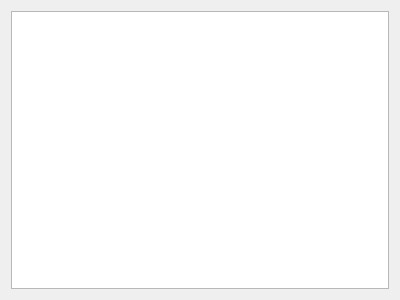
elpaso/qgis-connect-plugin, file boundlessconnect/ui/welcomepagebase.ui: the form before one commit.
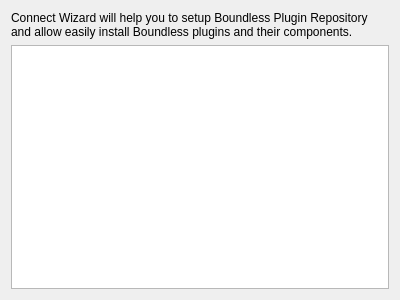
The form after the commit.

Commit message: add more information about Connect wizard to the welcome page

Patch:
```diff
--- a/boundlessconnect/ui/welcomepagebase.ui
+++ b/boundlessconnect/ui/welcomepagebase.ui
@@ -17,13 +17,23 @@
    <string>This wizard will help you to perform some post-installation setup of your Boundless QGIS</string>
   </property>
   <layout class="QGridLayout" name="gridLayout">
-   <item row="0" column="0">
+   <item row="1" column="0">
     <widget class="QTextEdit" name="infoBox">
      <property name="readOnly">
       <bool>true</bool>
      </property>
     </widget>
    </item>
+   <item row="0" column="0">
+    <widget class="QLabel" name="label">
+     <property name="text">
+      <string>Connect Wizard will help you to setup Boundless Plugin Repository and allow easily install Boundless plugins and their components.</string>
+     </property>
+     <property name="wordWrap">
+      <bool>true</bool>
+     </property>
+    </widget>
+   </item>
   </layout>
  </widget>
  <resources/>
```
